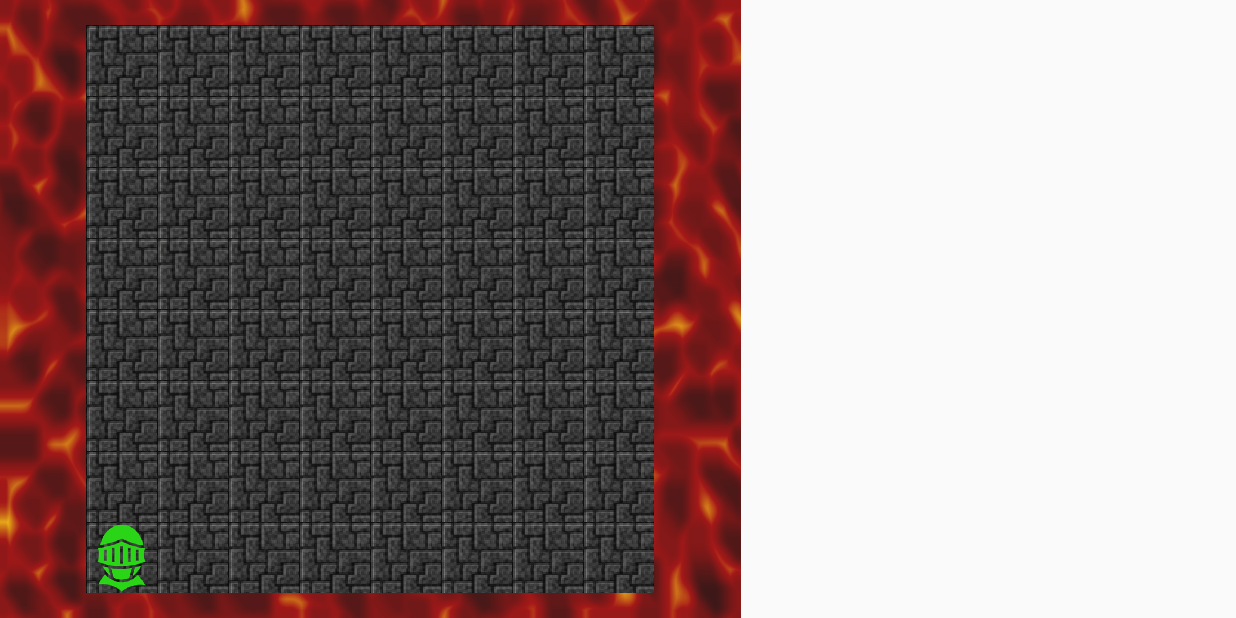
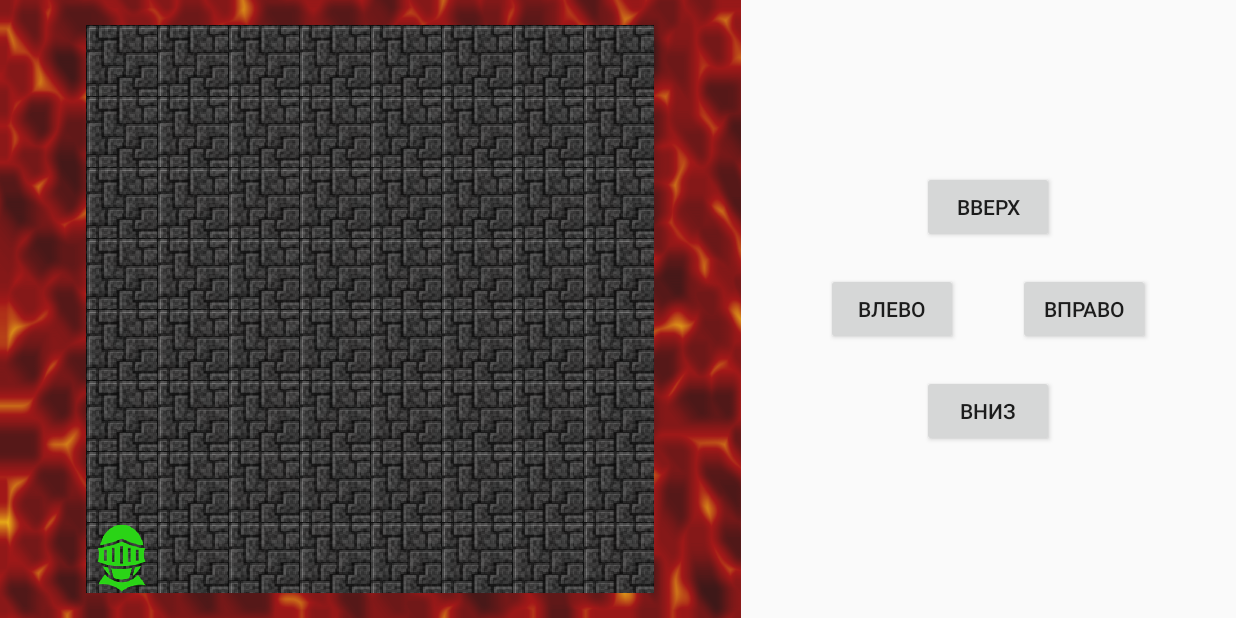
Before and after one commit to VladisP/DungeonsAndCode, an Android app: the screen it shows after launch (GameActivity), on a phone screen of 824 x 412 dp (held sideways). Run offline under Robolectric (Android 15) with nearby library versions, the phone set to English and light mode, and no system bars.

Commit message:
[ADD] Примитивный CodeFragment

```diff
--- a/app/src/main/java/ru/iu9/game/dungeonsandcode/activities/GameActivity.java
+++ b/app/src/main/java/ru/iu9/game/dungeonsandcode/activities/GameActivity.java
@@ -7,6 +7,7 @@ import androidx.fragment.app.FragmentManager;
 import android.os.Bundle;
 
 import ru.iu9.game.dungeonsandcode.R;
+import ru.iu9.game.dungeonsandcode.code.CodeFragment;
 import ru.iu9.game.dungeonsandcode.dungeon.DungeonFragment;
 
 public class GameActivity extends AppCompatActivity {
@@ -22,10 +23,19 @@ public class GameActivity extends AppCompatActivity {
 
         if (dungeonFragment == null) {
             dungeonFragment = DungeonFragment.newInstance();
+            addFragment(dungeonFragment, R.id.dungeon_fragment_container);
+        }
 
-            fragmentManager.beginTransaction()
-                    .add(R.id.dungeon_fragment_container, dungeonFragment)
-                    .commit();
+        if (codeFragment == null) {
+            codeFragment = CodeFragment.newInstance();
+            addFragment(codeFragment, R.id.code_fragment_container);
         }
     }
+
+    private void addFragment(Fragment fragment, int containerId) {
+        getSupportFragmentManager()
+                .beginTransaction()
+                .add(containerId, fragment)
+                .commit();
+    }
 }
--- /dev/null
+++ b/app/src/main/java/ru/iu9/game/dungeonsandcode/code/CodeFragment.java
@@ -0,0 +1,25 @@
+package ru.iu9.game.dungeonsandcode.code;
+
+import android.os.Bundle;
+import android.view.LayoutInflater;
+import android.view.View;
+import android.view.ViewGroup;
+
+import androidx.annotation.NonNull;
+import androidx.annotation.Nullable;
+import androidx.fragment.app.Fragment;
+
+import ru.iu9.game.dungeonsandcode.R;
+
+public class CodeFragment extends Fragment {
+
+    public static CodeFragment newInstance() {
+        return new CodeFragment();
+    }
+
+    @Nullable
+    @Override
+    public View onCreateView(@NonNull LayoutInflater inflater, @Nullable ViewGroup container, @Nullable Bundle savedInstanceState) {
+        return inflater.inflate(R.layout.fragment_code, container, false);
+    }
+}
--- /dev/null
+++ b/app/src/main/res/layout/fragment_code.xml
@@ -0,0 +1,42 @@
+<?xml version="1.0" encoding="utf-8"?>
+<LinearLayout xmlns:android="http://schemas.android.com/apk/res/android"
+    android:layout_width="match_parent"
+    android:layout_height="match_parent"
+    android:gravity="center"
+    android:orientation="vertical">
+
+    <Button
+        android:id="@+id/up_btn"
+        android:layout_width="wrap_content"
+        android:layout_height="wrap_content"
+        android:text="Вверх" />
+
+    <LinearLayout
+        android:layout_width="wrap_content"
+        android:layout_height="wrap_content"
+        android:layout_marginTop="20dp"
+        android:layout_marginBottom="20dp"
+        android:orientation="horizontal">
+
+        <Button
+            android:id="@+id/left_btn"
+            android:layout_width="wrap_content"
+            android:layout_height="wrap_content"
+            android:layout_marginEnd="40dp"
+            android:text="Влево" />
+
+        <Button
+            android:id="@+id/right_btn"
+            android:layout_width="wrap_content"
+            android:layout_height="wrap_content"
+            android:text="Вправо" />
+
+    </LinearLayout>
+
+    <Button
+        android:id="@+id/down_btn"
+        android:layout_width="wrap_content"
+        android:layout_height="wrap_content"
+        android:text="Вниз" />
+
+</LinearLayout>
```
